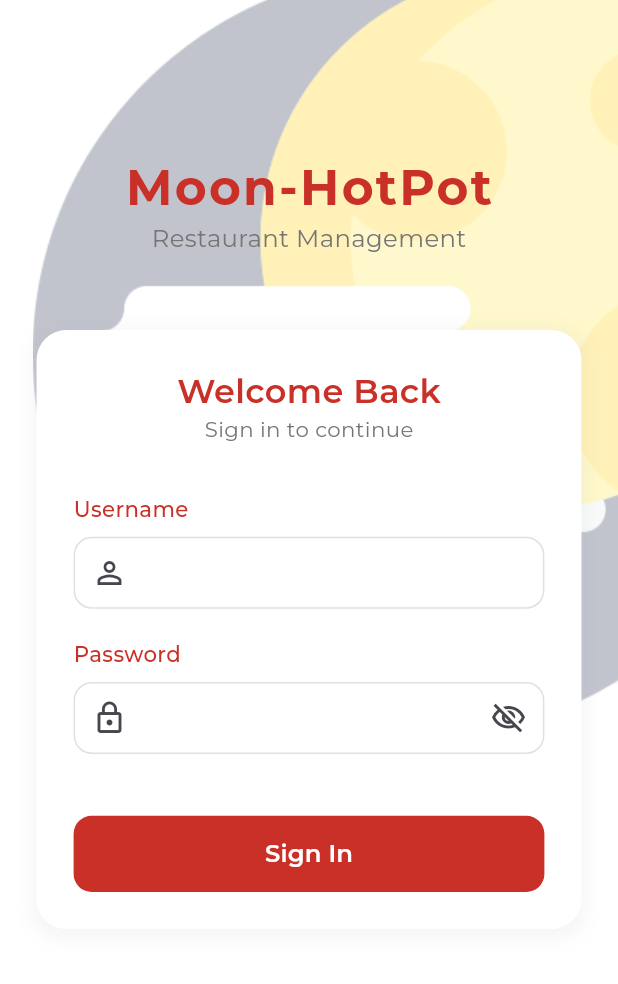
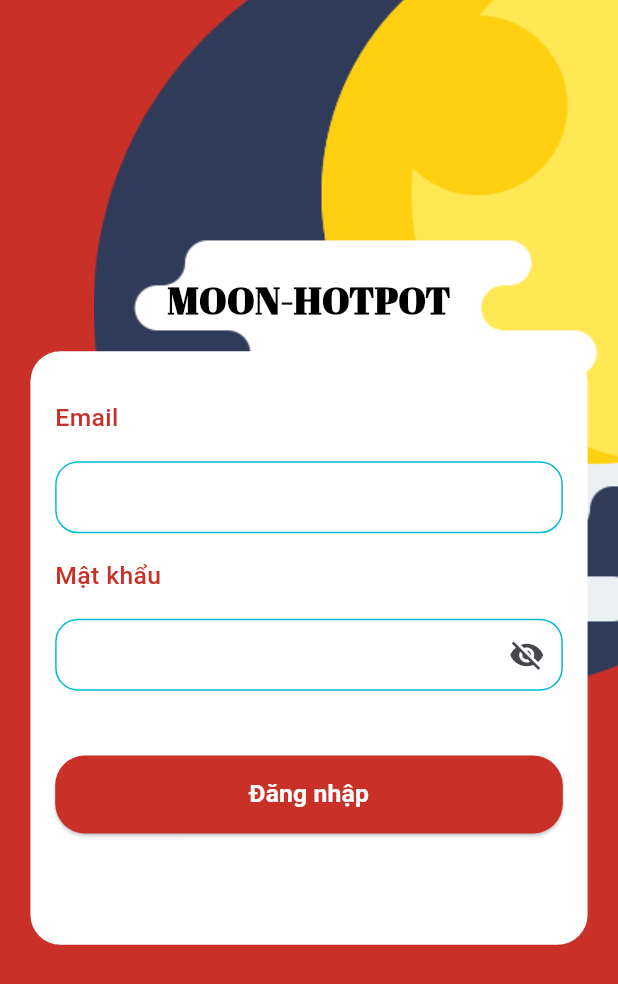
Before and after one commit to duypon2601/SWD392_Mobile, a Flutter app: the screen it shows after launch, on a phone screen of 412 x 824 dp. Shown: the top 984 px of the screen. Run offline on Flutter 3.47's test engine with Material 3 defaults, Android fonts, the phone set to English and light mode, and no system bars; our stand-ins replace flutter_spinkit, get, google_fonts; accounts and stored records are empty.

Commit message:
Update login view

```diff
--- a/lib/app/modules/login/views/login_view.dart
+++ b/lib/app/modules/login/views/login_view.dart
@@ -16,109 +16,51 @@ class LoginView extends GetView<LoginController> {
     return Scaffold(
         body: SafeArea(
             child: Container(
-      color: Colors.white,
+      color: ColorsManager.primary,
       width: double.infinity,
       height: double.infinity,
       child: Stack(
         children: [
-          // Background design
           Positioned(
-            top: -(UtilsReponsive.height(20, context)),
-            right: -(UtilsReponsive.height(120, context)),
-            child: Image.asset(
-              'assets/moon.png',
-              opacity: const AlwaysStoppedAnimation(0.3),
-            ),
-          ),
-
-          // Main content
+              top: -(UtilsReponsive.height(50, context)),
+              right: -(UtilsReponsive.height(160, context)),
+              child: Image.asset('assets/moon.png')),
           SingleChildScrollView(
             padding: EdgeInsets.symmetric(
-              horizontal: UtilsReponsive.height(24, context),
-              vertical: UtilsReponsive.height(100, context)
-            ),
+                horizontal: UtilsReponsive.height(20, context),
+                vertical: UtilsReponsive.height(180, context)),
             child: Column(
               crossAxisAlignment: CrossAxisAlignment.center,
               mainAxisAlignment: MainAxisAlignment.center,
               children: [
-                // App Logo or Title
-                Text(
-                  'Moon-HotPot',
-                  style: GoogleFonts.montserrat(
-                    fontSize: UtilsReponsive.height(32, context),
+                Text('Moon-HotPot'.toUpperCase(),
+                    style: GoogleFonts.abrilFatface(
                         fontWeight: FontWeight.bold,
-                    color: ColorsManager.primary,
-                    letterSpacing: 1.5,
-                  ),
-                ),
-
-                Text(
-                  'Restaurant Management',
-                  style: GoogleFonts.montserrat(
-                    fontSize: UtilsReponsive.height(16, context),
-                    fontWeight: FontWeight.w400,
-                    color: Colors.grey[600],
-                  ),
-                ),
-
-                SizedBox(height: size.height * 0.06),
-
-                // Login Form Container
+                        color: Colors.black,
+                        fontSize: MediaQuery.of(context).size.height * 0.03)),
+                SizedBox(height: MediaQuery.of(context).size.height * 0.02),
                 Container(
                   width: double.infinity,
-                  padding: EdgeInsets.all(size.height * 0.03),
+                  // height: size.height * 0.5,
+                  padding: EdgeInsets.all(size.height * 0.02),
                   decoration: BoxDecoration(
                       borderRadius: BorderRadius.circular(20),
-                    color: Colors.white,
-                    boxShadow: [
-                      BoxShadow(
-                        color: Colors.grey.withOpacity(0.1),
-                        spreadRadius: 3,
-                        blurRadius: 10,
-                        offset: const Offset(0, 3),
-                      ),
-                    ],
-                  ),
+                      color: Colors.white),
                   child: Column(
                     crossAxisAlignment: CrossAxisAlignment.start,
                     children: [
-                      // Welcome Section
-                      Center(
-                        child: Text(
-                          'Welcome Back',
-                          style: GoogleFonts.montserrat(
-                            fontSize: UtilsReponsive.height(22, context),
-                            fontWeight: FontWeight.w600,
-                            color: ColorsManager.primary,
+                      SizedBox(
+                        height: size.height * 0.02,
                       ),
-                        ),
-                      ),
-
-                      Center(
-                        child: Text(
-                          'Sign in to continue',
-                          style: GoogleFonts.montserrat(
-                            fontSize: UtilsReponsive.height(14, context),
-                            fontWeight: FontWeight.w400,
-                            color: Colors.grey[600],
-                          ),
-                        ),
-                      ),
-
-                      SizedBox(height: size.height * 0.04),
-
-                      // Username Field
-                      Text(
-                        'Username',
-                        style: GoogleFonts.montserrat(
+                      Text('Email',
+                          style: TextStyle(
                               fontWeight: FontWeight.w500,
                               color: ColorsManager.primary,
-                          fontSize: UtilsReponsive.height(14, context),
+                              fontSize:
+                                  MediaQuery.of(context).size.height * 0.02)),
+                      SizedBox(
+                        height: size.height * 0.02,
                       ),
-                      ),
-
-                      SizedBox(height: size.height * 0.01),
-
                       Obx(() => FormFieldWidget(
                             padding: 20,
                             controllerEditting: controller.emailController,
@@ -126,25 +68,21 @@ class LoginView extends GetView<LoginController> {
                             setValueFunc: (value) {
                               controller.validationPhone();
                             },
-                        borderColor: Colors.grey[300]!,
-                        radiusBorder: 12,
-                        prefixIcon: const Icon(Icons.person_outline),
+                            borderColor: Colors.cyan,
+                            radiusBorder: 15,
                           )),
-
-                      SizedBox(height: size.height * 0.025),
-
-                      // Password Field
-                      Text(
-                        'Password',
-                        style: GoogleFonts.montserrat(
+                      SizedBox(
+                        height: size.height * 0.02,
+                      ),
+                      Text('Mật khẩu',
+                          style: TextStyle(
                               color: ColorsManager.primary,
                               fontWeight: FontWeight.w500,
-                          fontSize: UtilsReponsive.height(14, context),
+                              fontSize:
+                                  MediaQuery.of(context).size.height * 0.02)),
+                      SizedBox(
+                        height: size.height * 0.02,
                       ),
-                      ),
-
-                      SizedBox(height: size.height * 0.01),
-
                       Obx(() => FormFieldWidget(
                             errorText: controller.passwordError.value,
                             controllerEditting: controller.passwordController,
@@ -152,52 +90,59 @@ class LoginView extends GetView<LoginController> {
                             setValueFunc: (value) {
                               controller.validationPassword();
                             },
-                        borderColor: Colors.grey[300]!,
+                            borderColor: Colors.cyan,
                             isObscureText: !controller.visiblePassword.value,
-                        radiusBorder: 12,
-                        prefixIcon: const Icon(Icons.lock_outline),
+                            radiusBorder: 15,
                             suffixIcon: GestureDetector(
                                 onTap: () {
                                   controller.visiblePassword.value =
                                       !controller.visiblePassword.value;
                                 },
                                 child: Icon(controller.visiblePassword.value
-                              ? Icons.visibility_outlined
-                              : Icons.visibility_off_outlined),
+                                    ? Icons.visibility
+                                    : Icons.visibility_off)),
+                          )),
+                      SizedBox(
+                        height: size.height * 0.04,
                       ),
-                      )),
-
-                      SizedBox(height: size.height * 0.05),
-
-                      // Login Button
-                      SizedBox(
-                        width: double.infinity,
-                        height: UtilsReponsive.height(50, context),
+                      SizedBoxConst.size(context: context),
+                      ConstrainedBox(
+                        constraints:
+                            BoxConstraints.tightFor(width: context.width),
                         child: ElevatedButton(
-                          style: ElevatedButton.styleFrom(
-                            backgroundColor: ColorsManager.primary,
-                            shape: RoundedRectangleBorder(
-                              borderRadius: BorderRadius.circular(12),
+                          style: ButtonStyle(
+                            shape: WidgetStateProperty.all(
+                              RoundedRectangleBorder(
+                                borderRadius: BorderRadius.circular(20),
                               ),
-                            elevation: 0,
                             ),
-                          onPressed: () async {
-                            await controller.login();
-                          },
+                            backgroundColor: WidgetStateProperty.all(
+                              ColorsManager.primary,
+                            ),
+                            padding: WidgetStateProperty.all(
+                                const EdgeInsets.all(14)),
+                          ),
                           child: Obx(() => controller.isLoading.value
                               ? const CupertinoActivityIndicator(
                                   color: Colors.white,
                                 )
-                            : Text(
-                                'Sign In',
-                                style: GoogleFonts.montserrat(
-                                  fontWeight: FontWeight.w600,
+                              : Text('Đăng nhập',
+                                  style: TextStyle(
+                                      fontWeight: FontWeight.bold,
                                       color: Colors.white,
-                                  fontSize: UtilsReponsive.height(16, context),
+                                      fontSize:
+                                          MediaQuery.of(context).size.height *
+                                              0.02))),
+                          onPressed: () async {
+                            await controller.login();
+                          },
                         ),
                       ),
+                      SizedBox(
+                        height: size.height * 0.02,
                       ),
-                        ),
+                      SizedBox(
+                        height: size.height * 0.05,
                       ),
                     ],
                   ),
@@ -209,4 +154,36 @@ class LoginView extends GetView<LoginController> {
       ),
     )));
   }
+
+  SizedBox _avatar(BuildContext context) {
+    return SizedBox(
+      height: UtilsReponsive.height(150, context),
+      width: UtilsReponsive.height(150, context),
+      child: Stack(
+        fit: StackFit.expand,
+        children: [
+          Container(
+            clipBehavior: Clip.hardEdge,
+            height: UtilsReponsive.height(90, context),
+            width: UtilsReponsive.height(90, context),
+            padding: EdgeInsets.all(UtilsReponsive.height(5, context)),
+            decoration: BoxDecoration(
+                color: Colors.white,
+                border: Border.all(color: Colors.white, width: 5),
+                shape: BoxShape.circle),
+            child: Container(
+              clipBehavior: Clip.hardEdge,
+              height: UtilsReponsive.height(80, context),
+              width: UtilsReponsive.height(80, context),
+              decoration: const BoxDecoration(shape: BoxShape.circle),
+              // child: Image.asset(
+              //   'assets/image_logo.png',
+              //   fit: BoxFit.fill,
+              // ),
+            ),
+          ),
+        ],
+      ),
+    );
   }
+}
--- a/lib/resources/form_field_widget.dart
+++ b/lib/resources/form_field_widget.dart
@@ -1,12 +1,12 @@
 import 'package:flutter/material.dart';
 import 'package:flutter/services.dart';
-import 'package:hotpot/resources/color_manager.dart';
 import 'package:hotpot/resources/reponsive_utils.dart';
 
-// Enhanced FormFieldWidget with prefix icon support
+
+// ignore: must_be_immutable
 class FormFieldWidget extends StatelessWidget {
-  FormFieldWidget({
-      super.key,
+  FormFieldWidget(
+      {super.key,
       this.focusNode,
       this.icon,
       this.errorText = "",
@@ -19,7 +19,6 @@ class FormFieldWidget extends StatelessWidget {
       this.initValue,
       this.padding = 0,
       this.suffixIcon,
-      this.prefixIcon,
       this.enableInteractiveSelection = true,
       this.styleInput = const TextStyle(color: Colors.black),
       this.radiusBorder = 0,
@@ -31,11 +30,9 @@ class FormFieldWidget extends StatelessWidget {
       this.isCenter = false,
       this.focusColor,
       this.listFormat});
-
   final FocusNode? focusNode;
   final Icon? icon;
   final Widget? suffixIcon;
-  final Widget? prefixIcon;
   String? errorText;
   final String? labelText;
   final TextEditingController? controllerEditting;
@@ -62,7 +59,7 @@ class FormFieldWidget extends StatelessWidget {
     return TextFormField(
       inputFormatters: listFormat,
       textDirection: directLTR ? TextDirection.ltr : TextDirection.rtl,
-      cursorColor: ColorsManager.primary,
+      cursorColor: Colors.black,
       textAlign: isCenter ? TextAlign.center : TextAlign.start,
       style: styleInput,
       enableInteractiveSelection: enableInteractiveSelection,
@@ -73,7 +70,7 @@ class FormFieldWidget extends StatelessWidget {
       decoration: InputDecoration(
         labelStyle: TextStyle(
             color: borderColor,
-            fontSize: UtilsReponsive.formatFontSize(14, context)),
+            fontSize: UtilsReponsive.formatFontSize(18, context)),
         fillColor: fillColor,
         filled: true,
         contentPadding: EdgeInsets.symmetric(
@@ -83,10 +80,7 @@ class FormFieldWidget extends StatelessWidget {
         focusedBorder: OutlineInputBorder(
           borderRadius: BorderRadius.circular(
               UtilsReponsive.height(radiusBorder ?? 20, context)),
-          borderSide: BorderSide(
-            color: focusColor ?? ColorsManager.primary,
-            width: 1.5
-          ),
+          borderSide: BorderSide(color: focusColor ?? borderColor, width: 2),
         ),
         border: OutlineInputBorder(
           borderSide: BorderSide(
@@ -105,14 +99,11 @@ class FormFieldWidget extends StatelessWidget {
           borderRadius: BorderRadius.circular(
               UtilsReponsive.height(radiusBorder ?? 20, context)),
         ),
+        // labelText: labelText,
         hintText: labelText,
         hintTextDirection: TextDirection.ltr,
         hintMaxLines: 3,
-        hintStyle: TextStyle(
-          color: Colors.grey[400],
-          fontSize: UtilsReponsive.formatFontSize(14, context),
-        ),
-        prefixIcon: prefixIcon ?? icon,
+        prefixIcon: icon,
         suffixIcon: suffixIcon,
       ),
       keyboardType: textInputType,
```
Lines whose indentation alone changed are shown as unchanged.
